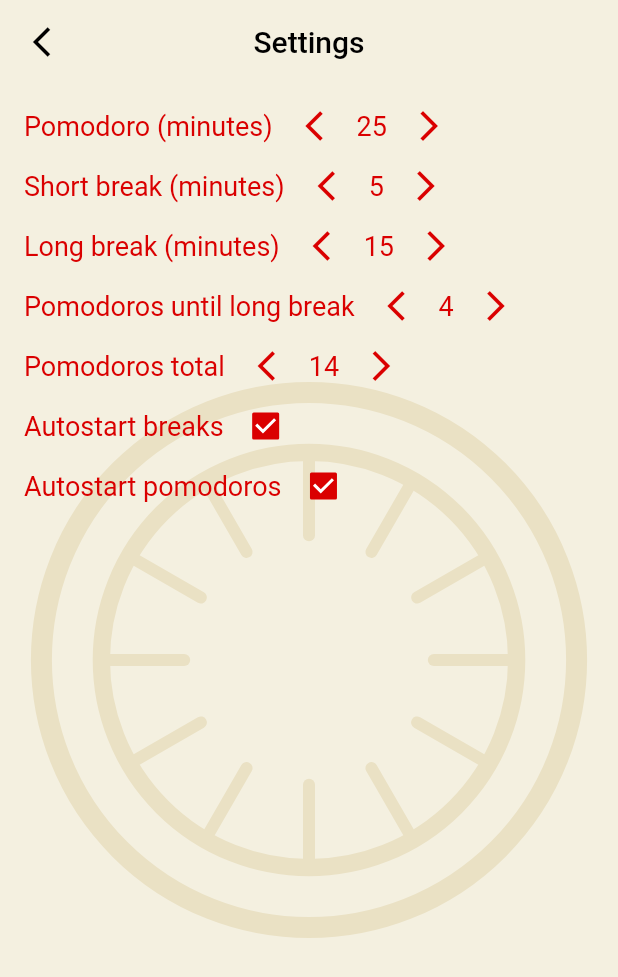
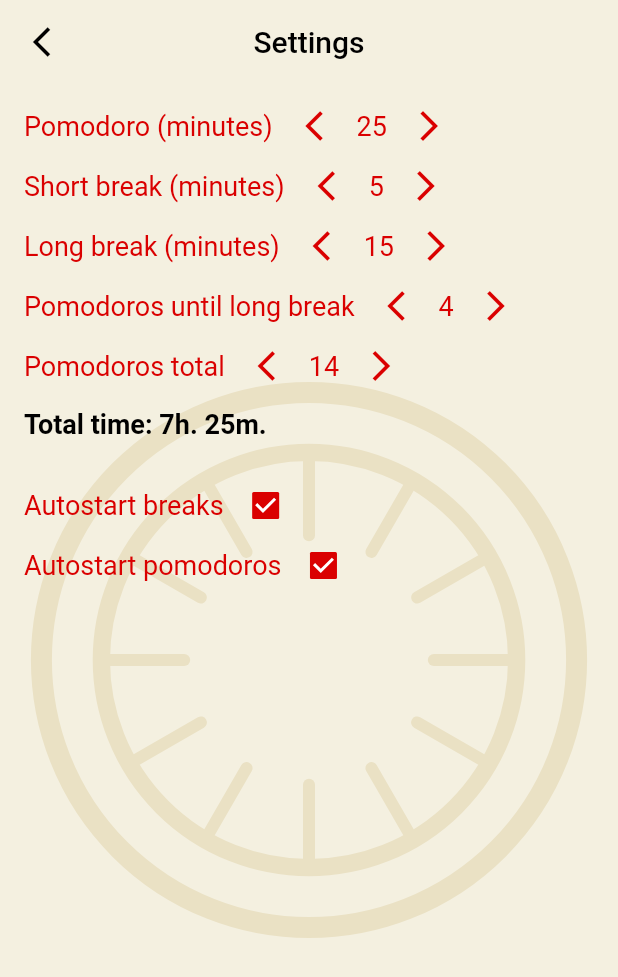
Before and after one commit to AlShevelev/PomodoroTimer, a Flutter app: the SettingsPage screen opened by its route, on a phone screen of 412 x 824 dp. Shown: the top 977 px of the screen. Run offline on Flutter 3.47's test engine with Material 2 defaults, Android fonts, the phone set to English and light mode, and no system bars; our stand-ins replace shared_preferences, sprintf; accounts and stored records are empty; generated files the repository leaves out were written again.

Commit message:
The Settings page has been completed

```diff
--- a/pomodoro_timer/lib/features/settings/presentation/settings_page.dart
+++ b/pomodoro_timer/lib/features/settings/presentation/settings_page.dart
@@ -1,12 +1,12 @@
-
 import 'package:flutter/material.dart';
 import 'package:flutter_gen/gen_l10n/app_localizations.dart';
+
+import 'ui/total_time.dart';
 import 'ui/checkbox_with_text.dart';
 import '../../../core/ui_kit/page_background.dart';
 import '../domain/model/settings.dart';
 import 'settings_bloc.dart';
 import 'ui/left_right_value_selector.dart';
-
 import '../../../core/bloc/bloc_provider.dart';
 import '../../../core/ui_kit/app_bar_back.dart';
 
@@ -52,6 +52,7 @@ class _SettingsPageState extends State<SettingsPage> {
                   padding: const EdgeInsets.only(left: 16.0, top: 16.0),
                   child: Column(
                     mainAxisAlignment: MainAxisAlignment.start,
+                    crossAxisAlignment: CrossAxisAlignment.start,
                     children: <Widget>[
                       Padding(
                         padding: const EdgeInsets.only(bottom: 16.0),
@@ -104,6 +105,12 @@ class _SettingsPageState extends State<SettingsPage> {
                         ),
                       ),
                       Padding(
+                        padding: const EdgeInsets.only(bottom: 32.0),
+                        child: TotalTime(
+                          snapshot.data!,
+                        ),
+                      ),
+                      Padding(
                         padding: const EdgeInsets.only(bottom: 16.0),
                         child: CheckboxWithText(
                           text: AppLocalizations.of(context)!.settingsAutostartBreaks,
--- /dev/null
+++ b/pomodoro_timer/lib/features/settings/presentation/ui/total_time.dart
@@ -0,0 +1,36 @@
+import 'package:flutter/material.dart';
+import 'package:flutter_gen/gen_l10n/app_localizations.dart';
+import 'package:sprintf/sprintf.dart';
+
+import '../../domain/model/settings.dart';
+import '../../../../core/ui_kit/style/colors.dart';
+import '../../domain/total_time_calculator.dart';
+
+class TotalTime extends StatelessWidget {
+  const TotalTime(
+    this._settings, {
+    Key? key,
+  }) : super(key: key);
+
+  final Settings _settings;
+
+  @override
+  Widget build(BuildContext context) {
+    final duration = TotalTimeCalculator.calculate(
+      pomodoroDuration: _settings.pomodoroDuration,
+      shortBreakDuration: _settings.shortBreakDuration,
+      longBreakDuration: _settings.longBreakDuration,
+      pomodoroInSeries: _settings.pomodoroInSeries,
+      pomodoroTotal: _settings.pomodoroTotal,
+    );
+
+    return Text(
+      sprintf(
+        AppLocalizations.of(context)!.settingsTotalTime,
+        [duration.hour, duration.minutes],
+      ),
+      style: Theme.of(context).textTheme.bodyText1!.apply(color: AppColors.black),
+      textAlign: TextAlign.start,
+    );
+  }
+}
--- a/pomodoro_timer/lib/resources/languages/app_en.arb
+++ b/pomodoro_timer/lib/resources/languages/app_en.arb
@@ -10,6 +10,7 @@
     "settingsTotalTime": "Total time",
     "settingsAutostartBreaks": "Autostart breaks",
     "settingsAutostartPomodoros": "Autostart pomodoros",
+    "settingsTotalTime": "Total time: %sh. %sm.",
 
     "explanationPageTitle": "Explanation",
     "explanationLine1": "Decide what task you need to complete",
--- a/pomodoro_timer/pubspec.yaml
+++ b/pomodoro_timer/pubspec.yaml
@@ -33,6 +33,7 @@ dependencies:
   flutter_localizations:
     sdk: flutter
   intl: ^0.17.0
+  sprintf: ^6.0.0
 
 
   # The following adds the Cupertino Icons font to your application.
```
Also changed, not shown: pomodoro_timer/pubspec.lock.
